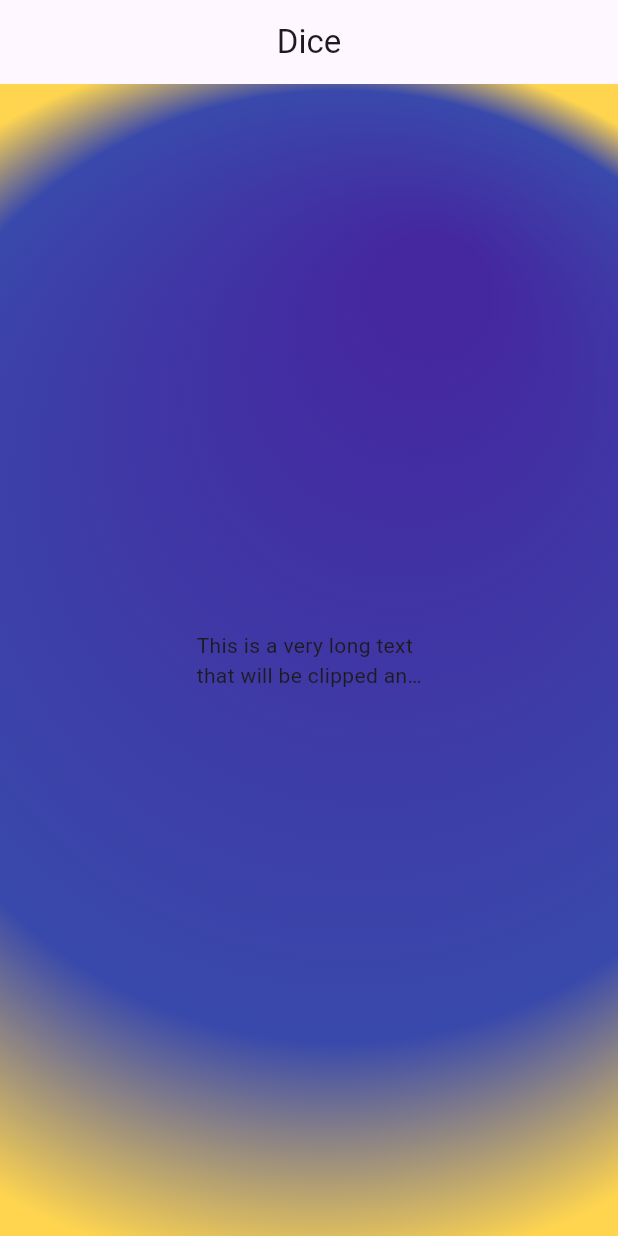
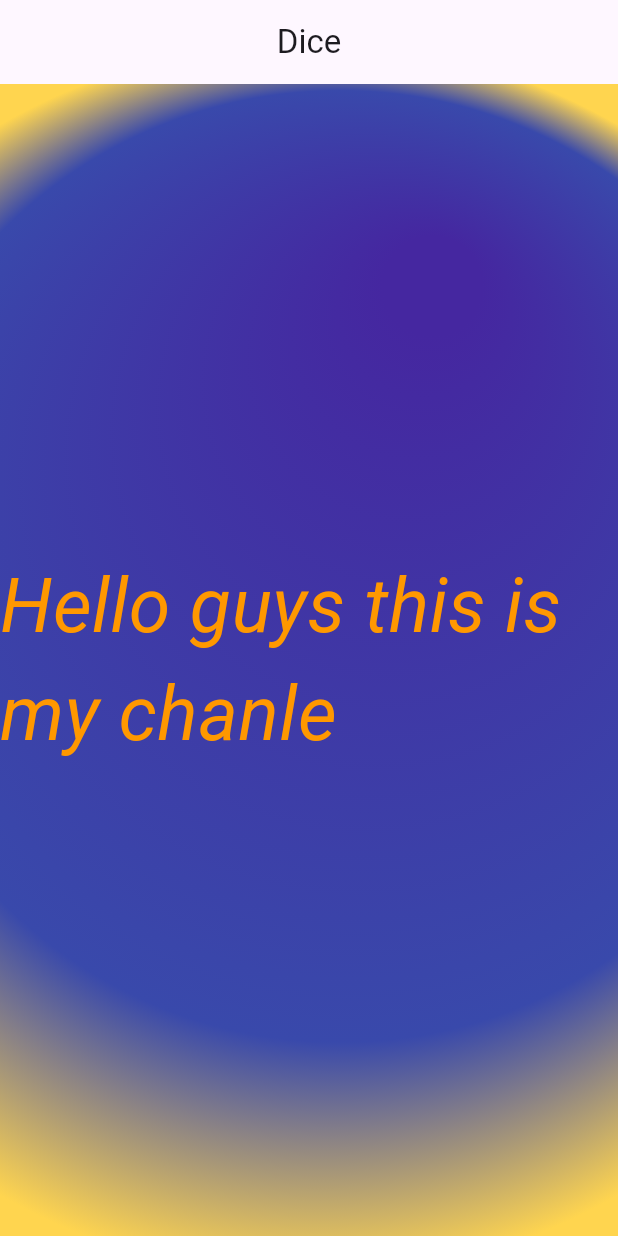
Before and after one commit to PacemakerX/dice, a Flutter app: the screen it shows after launch, on a phone screen of 412 x 824 dp. Run offline on Flutter 3.47's test engine with Material 3 defaults, Android fonts, the phone set to English and light mode, and no system bars.

Commit message:
adds parameters to constructors

```diff
--- a/lib/gradient_container.dart
+++ b/lib/gradient_container.dart
@@ -22,7 +22,7 @@ class GradientContainer extends StatelessWidget {
           tileMode: TileMode.clamp,
         ),
       ),
-      child: Center(child: OverflowTextContainer()),
+      child: Center(child: TextContainer("Hello guys this is my chanle")),
     );
   }
 }
--- a/lib/text_container.dart
+++ b/lib/text_container.dart
@@ -2,12 +2,13 @@ import 'package:flutter/material.dart';
 
 // Original simple Text
 class TextContainer extends StatelessWidget {
-  const TextContainer({super.key});
+  const TextContainer(this.text, {super.key});
 
+  final String text; // binding between text in parameters and text in function
   @override
   Widget build(context) {
-    return const Text(
-      "hello World!",
+    return Text(
+      text,
       style: TextStyle(
         color: Colors.orange,
         fontSize: 50,
@@ -111,8 +112,6 @@ class OverflowTextContainer extends StatelessWidget {
   }
 }
 
-
-
 // 6) Responsive text using FittedBox (scales to fit parent)
 class ResponsiveTextContainer extends StatelessWidget {
   const ResponsiveTextContainer({super.key});
```
